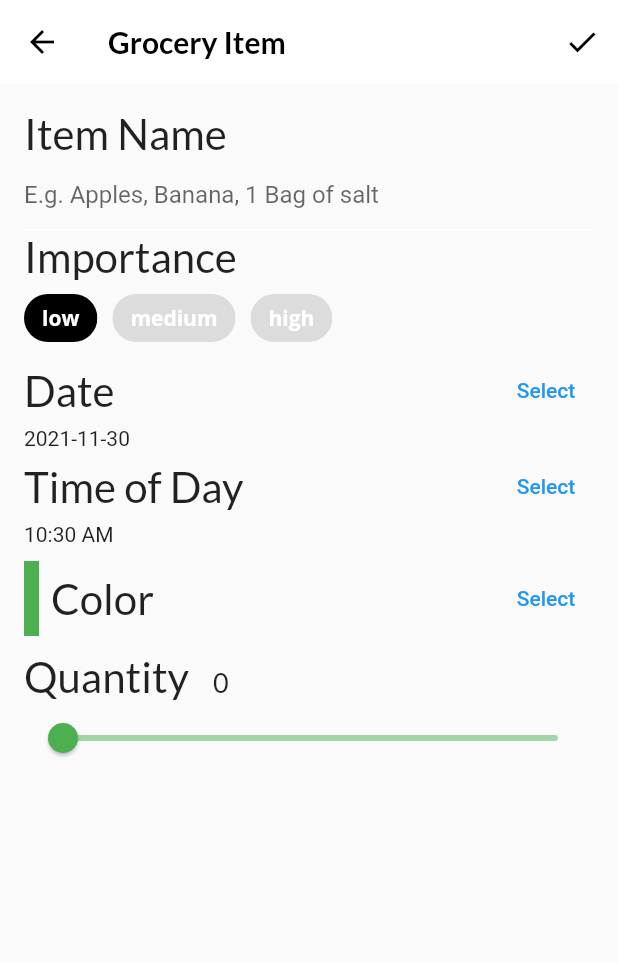
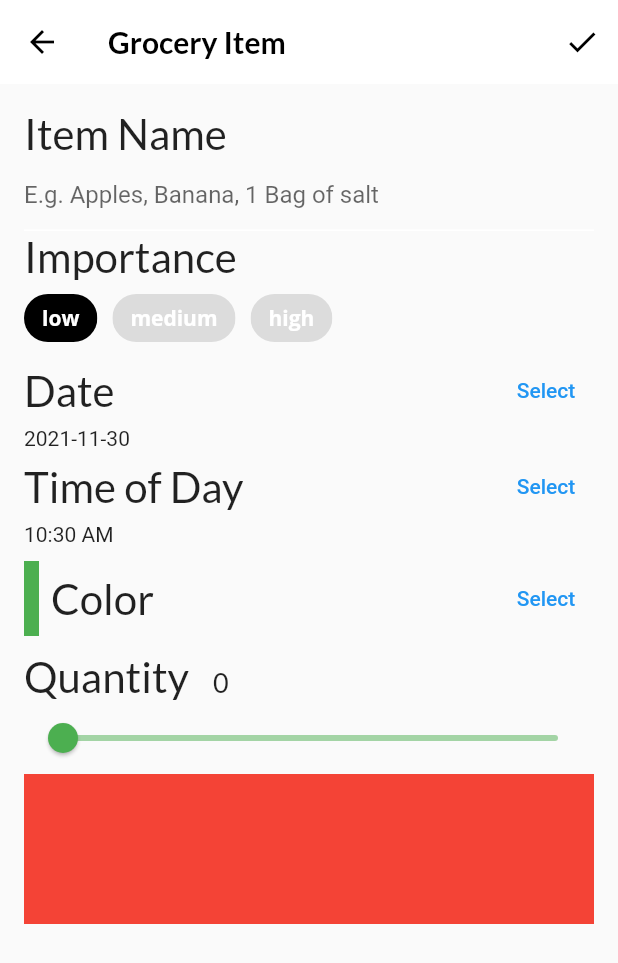
Before and after one commit to xsadra/Flutter-Apprentice, a Flutter app: the screen it shows after launch, item 3 of the bottom bar chosen, after a tap on the "add" icon, on a phone screen of 412 x 824 dp. Shown: the top 963 px of the screen. Run offline on Flutter 3.47's test engine with Material 2 defaults, Android fonts, the phone set to English and light mode, and no system bars; our stand-ins replace flutter_colorpicker, google_fonts.

Commit message:
II-6.10-Creating a grocery tile

```diff
--- a/fooderlich/lib/components/components.dart
+++ b/fooderlich/lib/components/components.dart
@@ -5,6 +5,7 @@ export 'card3.dart';
 export 'circle_image.dart';
 export 'friend_post_list_view.dart';
 export 'friend_post_tile.dart';
+export 'grocery_tile.dart';
 export 'recipe_thumbnail.dart';
 export 'recipes_grid_view.dart';
 export 'today_recipe_list_view.dart';
--- /dev/null
+++ b/fooderlich/lib/components/grocery_tile.dart
@@ -0,0 +1,35 @@
+import 'package:flutter/material.dart';
+
+import '../models/grocery_item.dart';
+
+class GroceryTile extends StatelessWidget {
+  final GroceryItem item;
+
+  final Function(bool?)? onComplete;
+
+  final TextDecoration textDecoration;
+
+  GroceryTile({
+    Key? key,
+    required this.item,
+    this.onComplete,
+  })  : textDecoration =
+            item.isComplete ? TextDecoration.lineThrough : TextDecoration.none,
+        super(key: key);
+
+  @override
+  Widget build(BuildContext context) {
+    // TODO 21: Change this Widget
+    return Container(
+      height: 100.0,
+      // TODO 20: Replace this color
+      color: Colors.red,
+    );
+  }
+
+// TODO: Add BuildImportance()
+
+// TODO: Add buildDate()
+
+// TODO: Add buildCheckbox()
+}
--- a/fooderlich/lib/screens/grocery_item_screen.dart
+++ b/fooderlich/lib/screens/grocery_item_screen.dart
@@ -1,5 +1,6 @@
 import 'package:flutter/material.dart';
 import 'package:flutter_colorpicker/flutter_colorpicker.dart';
+import 'package:fooderlich/components/components.dart';
 import 'package:google_fonts/google_fonts.dart';
 import 'package:intl/intl.dart';
 
@@ -95,8 +96,22 @@ class _GroceryItemScreenState extends State<GroceryItemScreen> {
             buildColorPicker(context),
             const SizedBox(height: 10.0),
             buildQuantityField(),
-
-            // TODO: 19: Add Grocery Tile
+            GroceryTile(
+              item: GroceryItem(
+                id: 'previewMode',
+                name: _name,
+                importance: _importance,
+                color: _currentColor,
+                quantity: _currentSliderValue,
+                date: DateTime(
+                  _dueDate.year,
+                  _dueDate.month,
+                  _dueDate.day,
+                  _timeOfDay.hour,
+                  _timeOfDay.minute,
+                ),
+              ),
+            ),
           ],
         ),
       ),
```
